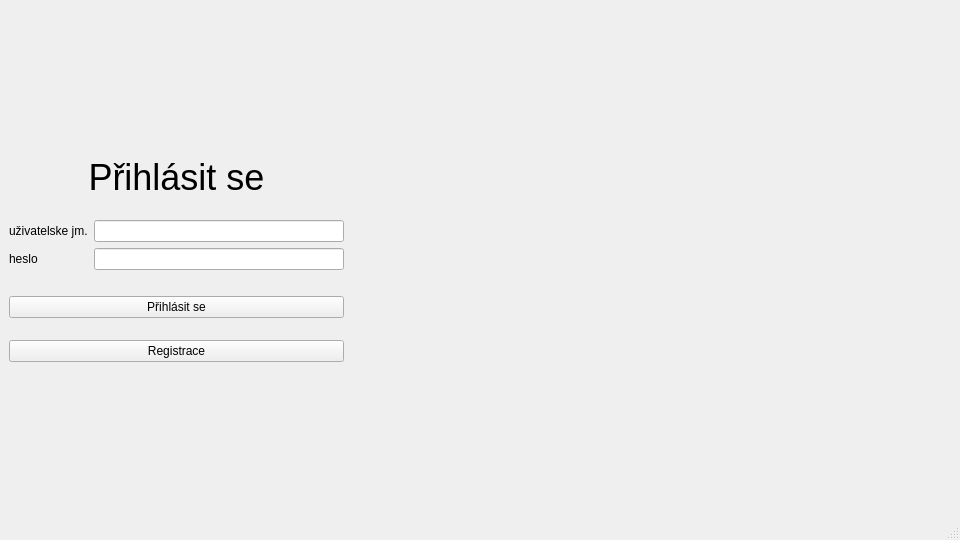
The window that winUI/prihlaseni.ui (RadeksGalaxy/OMEGA) describes before a commit, drawn with Qt 5.
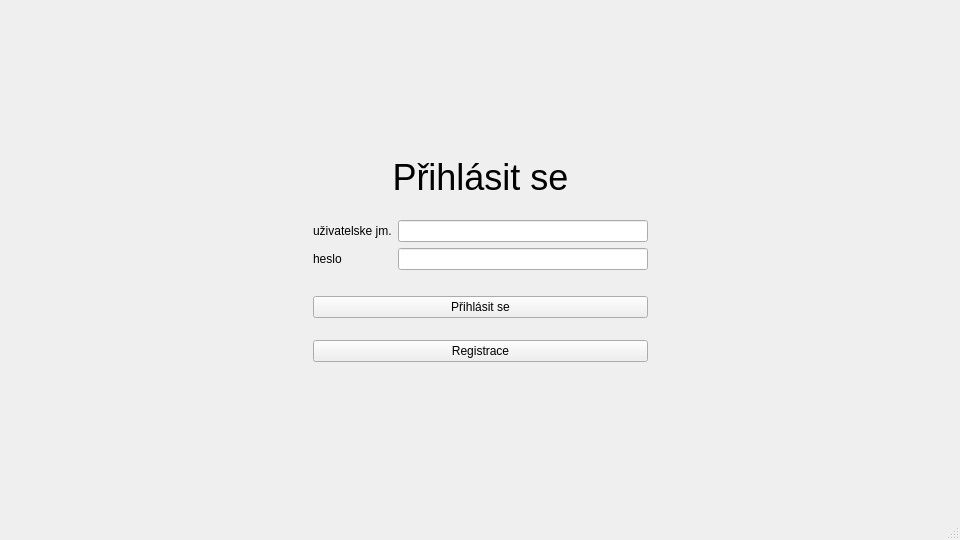
The same window after the commit.

```diff
--- a/winUI/prihlaseni.ui
+++ b/winUI/prihlaseni.ui
@@ -14,8 +14,21 @@
    <string>prihlaseni</string>
   </property>
   <widget class="QWidget" name="centralwidget">
-   <layout class="QFormLayout" name="formLayout_2">
+   <layout class="QGridLayout" name="gridLayout">
     <item row="0" column="0">
+     <spacer name="horizontalSpacer">
+      <property name="orientation">
+       <enum>Qt::Horizontal</enum>
+      </property>
+      <property name="sizeHint" stdset="0">
+       <size>
+        <width>40</width>
+        <height>20</height>
+       </size>
+      </property>
+     </spacer>
+    </item>
+    <item row="0" column="1">
      <layout class="QFormLayout" name="formLayout">
       <item row="1" column="0" colspan="2">
        <widget class="QLabel" name="label_2">
@@ -66,13 +79,6 @@
         </property>
        </widget>
       </item>
-      <item row="5" column="1">
-       <widget class="QLabel" name="chybHlaska">
-        <property name="text">
-         <string/>
-        </property>
-       </widget>
-      </item>
       <item row="6" column="0" colspan="2">
        <widget class="QPushButton" name="loginBtn">
         <property name="text">
@@ -145,8 +151,31 @@
         </property>
        </spacer>
       </item>
+      <item row="5" column="0" colspan="2">
+       <widget class="QLabel" name="chybHlaska">
+        <property name="text">
+         <string/>
+        </property>
+        <property name="alignment">
+         <set>Qt::AlignCenter</set>
+        </property>
+       </widget>
+      </item>
      </layout>
     </item>
+    <item row="0" column="2">
+     <spacer name="horizontalSpacer_2">
+      <property name="orientation">
+       <enum>Qt::Horizontal</enum>
+      </property>
+      <property name="sizeHint" stdset="0">
+       <size>
+        <width>40</width>
+        <height>20</height>
+       </size>
+      </property>
+     </spacer>
+    </item>
    </layout>
   </widget>
   <widget class="QMenuBar" name="menubar">
```
Left out of the diff: 2 changed lines with no effect on the pictures.
